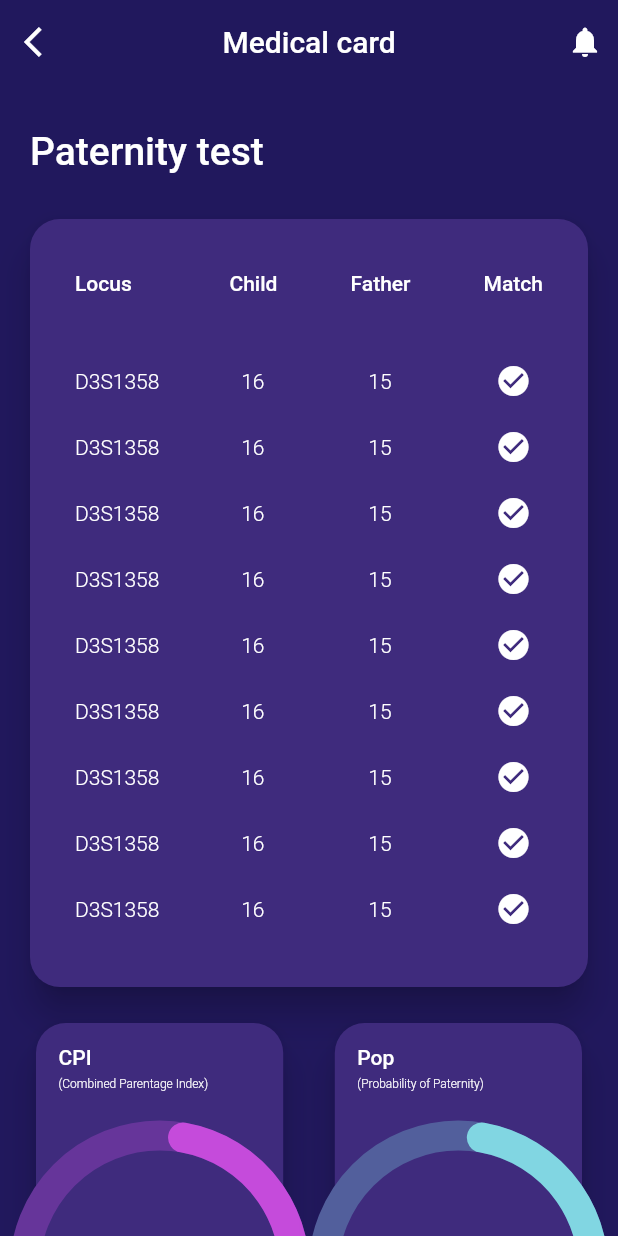
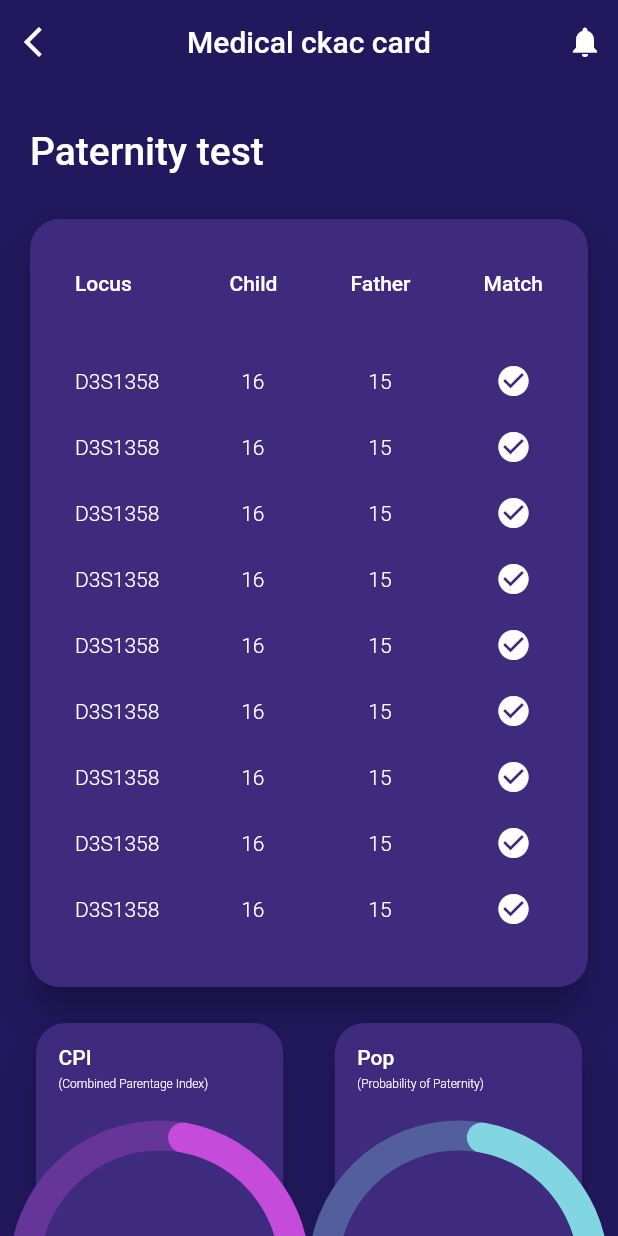
Before and after one commit to Gaboua/hello-world, a Flutter app: the Research screen opened by its route, on a phone screen of 412 x 824 dp. Run offline on Flutter 3.47's test engine with Material 2 defaults, Android fonts, the phone set to English and light mode, and no system bars; drawn by our look-alikes of percent_indicator.

Commit message:
new name
efnfklwnl f ewnfwlkf flwnefw

```diff
--- a/lib/research_history.dart
+++ b/lib/research_history.dart
@@ -12,7 +12,7 @@ class Research extends StatelessWidget {
         .size;
     return Scaffold(
       appBar: AppBar(
-        title: Text('Medical card'),
+        title: Text('Medical ckac card'),
         centerTitle: true,
         elevation: 0,
         leading: IconButton(
```
